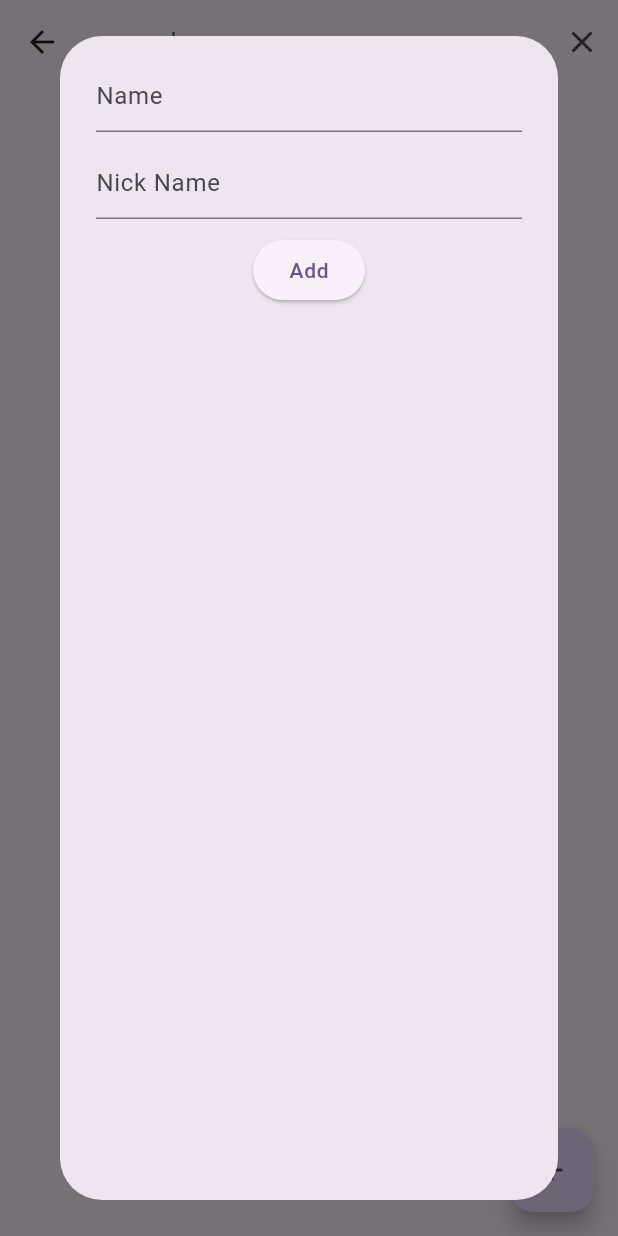
After one commit to MUHAMMEDZAMILC/firebase, a Flutter app: the SearchingHome screen opened directly, after a tap on the "search" icon, after a tap on the "add" icon, on a phone screen of 412 x 824 dp. The commit adds this screen. Run offline on Flutter 3.47's test engine with Material 3 defaults, Android fonts, the phone set to English and light mode, and no system bars; our stand-ins replace cloud_firestore, firebase_auth, firebase_core, firebase_messaging, flutter_local_notifications; accounts and stored records are empty.

Commit message:
firebase searching

```diff
--- /dev/null
+++ b/lib/firebase search/searchinghomepage.dart
@@ -0,0 +1,100 @@
+import 'package:cloud_firestore/cloud_firestore.dart';
+import 'package:flutter/material.dart';
+
+class SearchingHome extends StatefulWidget {
+  const SearchingHome({super.key});
+
+  @override
+  State<SearchingHome> createState() => _SearchingHomeState();
+}
+
+class _SearchingHomeState extends State<SearchingHome> {
+  bool search = false;
+  TextEditingController searCtrl = TextEditingController(),nameCtrl = TextEditingController(),nicknameCtrl = TextEditingController();
+  @override
+  Widget build(BuildContext context) {
+    return Scaffold(
+      appBar: AppBar(
+        title:search? TextFormField(controller:searCtrl ,decoration: const InputDecoration(hintText: 'search'),onChanged: (value) {
+          setState(() {
+
+          });
+        },): const Text('Searching Home',style: TextStyle(fontSize: 16,fontWeight: FontWeight.w600,letterSpacing: 0.5),),
+        actions: [IconButton(onPressed: (){
+          if (search) {
+            search = false;
+          }else{
+            search = true;
+          }
+          setState(() {
+
+          });
+        }, icon: search?const Icon(Icons.close):const Icon(Icons.search))],
+      ),
+      body: SizedBox(
+        width: double.infinity,
+        height: double.infinity,
+        child: StreamBuilder<QuerySnapshot>(
+          stream:searCtrl.text==''?FirebaseFirestore.instance.collection('names').snapshots(): FirebaseFirestore.instance.collection('names').where("search",arrayContains: searCtrl.text.toLowerCase()).snapshots(),
+          builder: (context,snap) {
+            if (snap.hasData) {
+               return ListView.builder(
+              itemCount: snap.data!.docs.length,
+              itemBuilder: (context, index) {
+              return ListTile(
+                title: Text(snap.data!.docs[index]['name'].toString(),style: TextStyle(fontSize: 16,fontWeight: FontWeight.w500,letterSpacing: 0.5)),
+                subtitle: Text(snap.data!.docs[index]['nick'].toString(),style: TextStyle(fontSize: 13,fontWeight: FontWeight.w500,letterSpacing: 0.5)),
+              );
+            },);
+            }else{
+              return CircularProgressIndicator();
+            }
+
+          }
+        )
+      ),
+      floatingActionButton: FloatingActionButton(onPressed: (){
+             showDialog(context: context, builder: (context) {
+              return AlertDialog(
+                content: Container(
+                  width: MediaQuery.of(context).size.width*0.8,
+                  child: Column(
+                    children: [
+                      TextFormField(
+                        controller:nameCtrl ,
+                        decoration: InputDecoration(
+                          hintText: 'Name '
+                        ),
+                      ),
+                      const SizedBox(height: 10,),
+                      TextFormField(
+                        controller: nicknameCtrl,
+                         decoration: InputDecoration(
+                          hintText: 'Nick Name '
+                        ),
+                      ),
+                       const SizedBox(height: 10,),
+                      ElevatedButton(onPressed: (){
+                        if (nameCtrl.text!=''&& nicknameCtrl.text!='') {
+                          List searchdata =[];
+                          String currentstr ='';
+                          for (var i = 0; i < nameCtrl.text.length; i++) {
+                            currentstr = "$currentstr${nameCtrl.text[i]}";
+                            searchdata.add(currentstr);
+                          }
+                          FirebaseFirestore.instance.collection('names').doc().set({
+                            "name":nameCtrl.text,
+                            "nick":nicknameCtrl.text,
+                            "search":searchdata
+                          }).then((value) => Navigator.pop(context));
+                        }
+                      }, child: Text('Add',style: TextStyle(fontSize: 14,fontWeight:FontWeight.w500,letterSpacing: 0.5 ),))
+                    ],
+                  ),
+                ),
+              );
+            },);
+      },child: const Icon(Icons.add),),
+    );
+  }
+}
--- a/lib/home/home.dart
+++ b/lib/home/home.dart
@@ -1,3 +1,5 @@
+// ignore_for_file: must_be_immutable
+
 import 'package:cloud_firestore/cloud_firestore.dart';
 import 'package:flutter/material.dart';
 
```
Also changed, not shown: lib/auth/login.dart (+4 -3 lines), lib/auth/register.dart (+6 -4 lines), lib/main.dart (+17 -11 lines), pubspec.lock, 3 other files.
